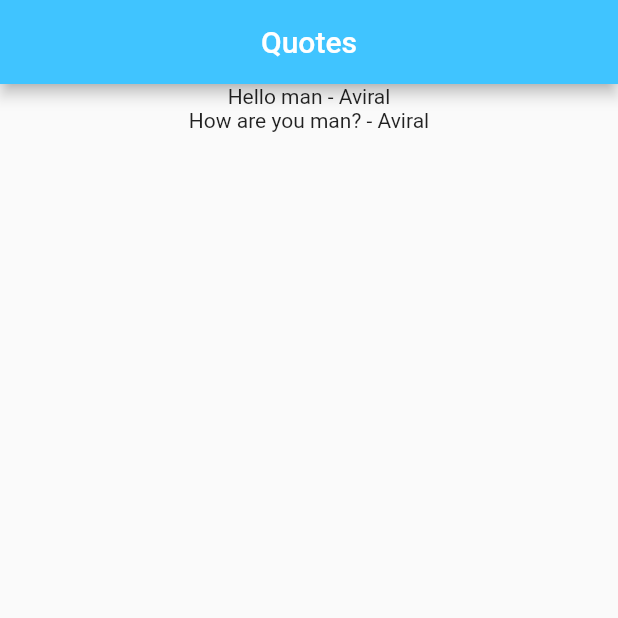
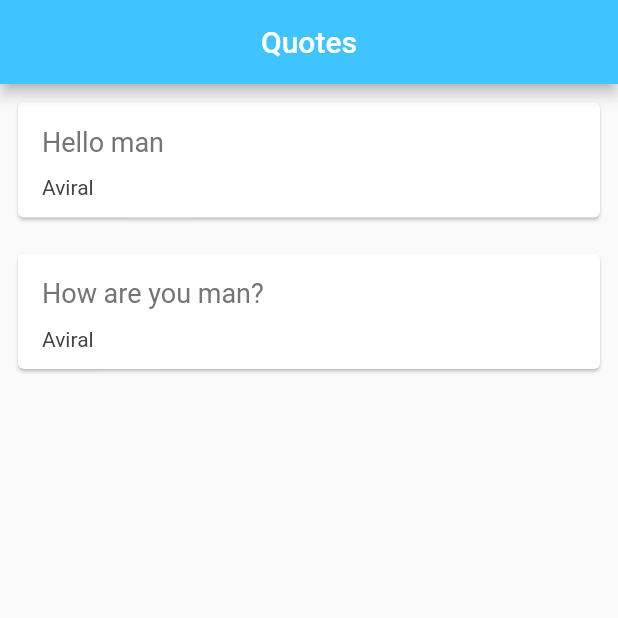
Before and after one commit to Aviral09/flutter_time_app, a Flutter app: the screen it shows after launch, on a phone screen of 412 x 824 dp, the top half of it. Run offline on Flutter 3.47's test engine with Material 2 defaults, Android fonts, the phone set to English and light mode, and no system bars.

Commit message:
Cards, video 19

```diff
--- a/lib/main.dart
+++ b/lib/main.dart
@@ -7,6 +7,36 @@ void main() {
   runApp(MaterialApp(
     home: QuoteList(),
   ));
+}
+
+Widget QuoteCard(quote){
+  return Card(
+    margin: EdgeInsets.all(12),
+    child: Padding(
+      padding: const EdgeInsets.fromLTRB(16, 16, 16, 0),
+      child: Column(
+        crossAxisAlignment: CrossAxisAlignment.stretch,
+        children: <Widget>[
+          Text(
+            quote.quote,
+            style: TextStyle(
+              fontSize: 18,
+              color: Colors.grey[600]
+            ),
+          ),
+          SizedBox(height: 12),
+          Text(
+            quote.author,
+            style: TextStyle(
+                fontSize: 14,
+                color: Colors.grey[800]
+            ),
+          ),
+          SizedBox(height: 12),
+        ],
+      ),
+    ),
+  );
 }
 
 class QuoteList extends StatefulWidget {
@@ -33,7 +63,7 @@ class _QuoteListState extends State<QuoteList> {
       ),
       body: Center(
         child: Column(
-          children: quotes.map((quote) => Text('${quote.quote} - ${quote.author}')).toList(),
+          children: quotes.map((quote) => QuoteCard(quote)).toList(),
         ),
       )
     );
```
